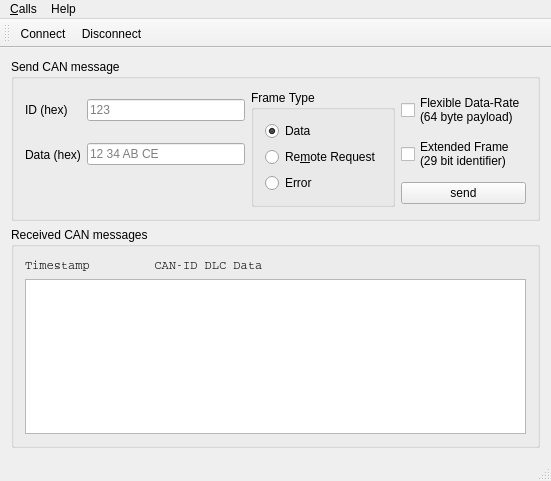
Above: examples/serialbus/can/mainwindow.ui from qt/qtserialbus before the change. Below: the same form after it.
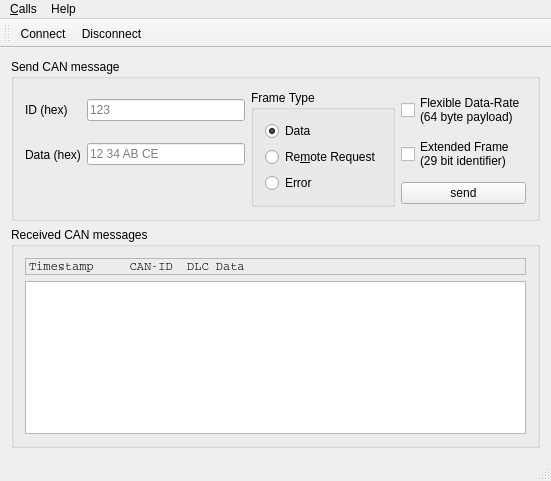
That is the form after the change. Icons and pictures are not drawn.

Commit message:
CAN-Example: Prettify received messages header bar
Now the rows are aligned on Windows and Ubuntu Linux.

The edit to the form file:
```diff
--- a/examples/serialbus/can/mainwindow.ui
+++ b/examples/serialbus/can/mainwindow.ui
@@ -130,10 +130,14 @@
          <property name="font">
           <font>
            <family>Courier</family>
+           <kerning>false</kerning>
           </font>
          </property>
+         <property name="frameShape">
+          <enum>QFrame::StyledPanel</enum>
+         </property>
          <property name="text">
-          <string>Timestamp         CAN-ID DLC Data</string>
+          <string>Timestamp     CAN-ID  DLC Data</string>
          </property>
         </widget>
        </item>
@@ -142,8 +146,12 @@
          <property name="font">
           <font>
            <family>Courier</family>
+           <kerning>false</kerning>
           </font>
          </property>
+         <property name="frameShape">
+          <enum>QFrame::StyledPanel</enum>
+         </property>
          <property name="undoRedoEnabled">
           <bool>false</bool>
          </property>
```
